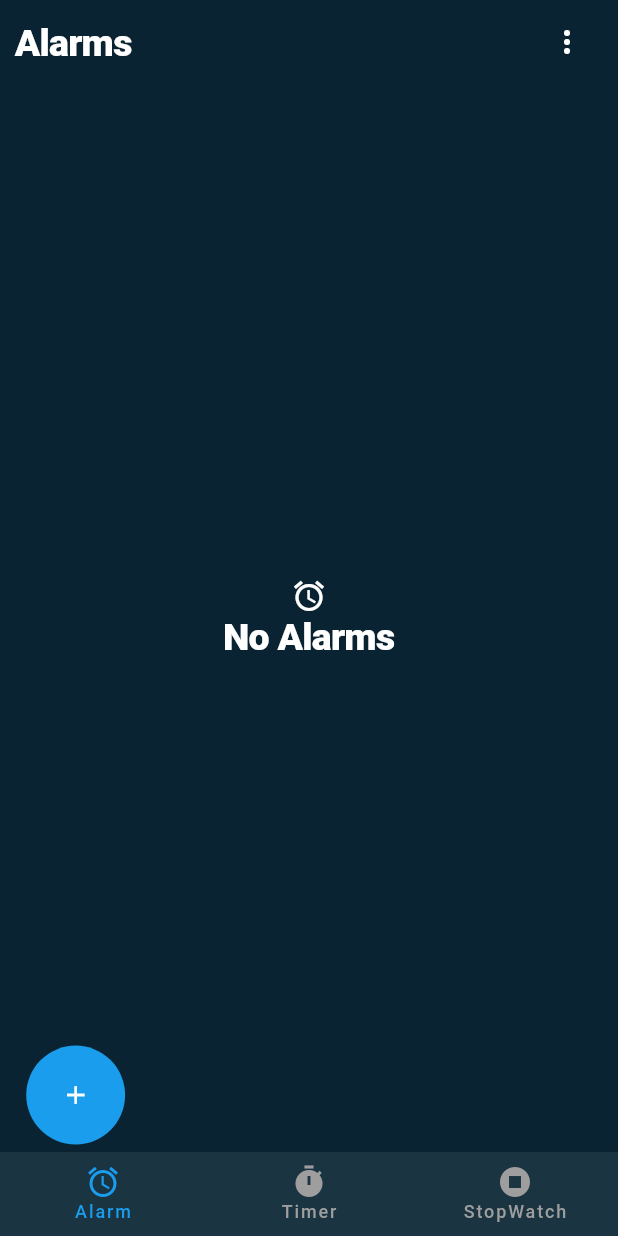
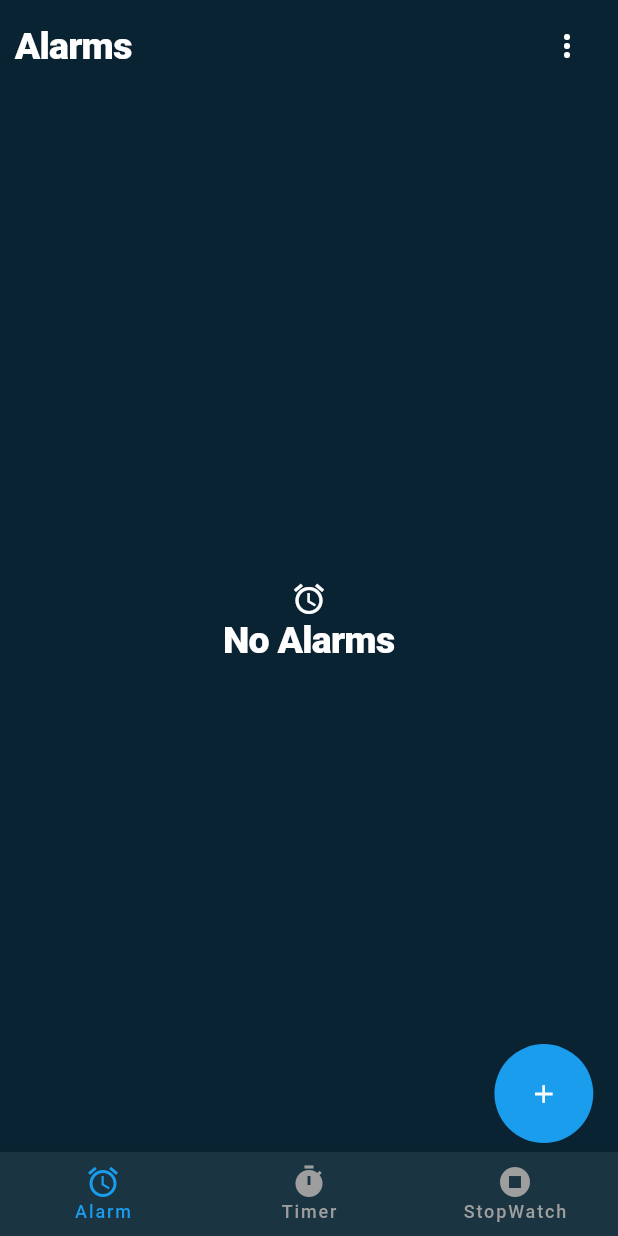
Before and after one commit to WagdiSaif/flutter_alarm_app, a Flutter app: the screen it shows after launch, on a phone screen of 412 x 824 dp. Run offline on Flutter 3.47's test engine with Material 3 defaults, Android fonts, the phone set to English and light mode, and no system bars; our stand-ins replace drift, drift_flutter, file_picker, flutter_riverpod, flutter_timezone, fluttertoast and 5 more; missing offline and left inert: alarm, audio_session; accounts and stored records are empty; generated files the repository leaves out were written again.

Commit message:
flutter alarm App

```diff
--- a/lib/core/utils/functions.dart
+++ b/lib/core/utils/functions.dart
@@ -6,6 +6,6 @@ AlarmDays getAlarmDay(int weekday) {
   return AlarmDays.values[weekday - 1];
 }
 
-String formateDateMD(TZDateTime time) {
+String formatDateMD(TZDateTime time) {
   return DateFormat.MMMd().format(time);
 }
--- a/lib/ui/add_alarm_screen.dart
+++ b/lib/ui/add_alarm_screen.dart
@@ -18,6 +18,7 @@ import 'package:alarmapp/services/alarm_scheduler.dart';
 import 'package:alarmapp/services/alarm_service.dart';
 
 import 'package:alarmapp/ui/widgets/alarm_bottom_sheet.dart';
+
 import 'package:flutter/material.dart';
 
 import 'package:flutter_riverpod/flutter_riverpod.dart';
@@ -76,13 +77,14 @@ class _AddAlarmScreen extends ConsumerState<AddAlarmScreen> {
   }
 
   @override
+  @override
   Widget build(BuildContext context) {
     return SafeArea(
       child: Column(
         children: [
           Container(
-            padding: EdgeInsets.symmetric(horizontal: 10),
-            height: kToolbarHeight,
+            padding: EdgeInsets.symmetric(horizontal: 10, vertical: 1),
+            height: kToolbarHeight + 5,
             width: double.infinity,
             child: Row(
               mainAxisAlignment: MainAxisAlignment.spaceBetween,
@@ -100,48 +102,60 @@ class _AddAlarmScreen extends ConsumerState<AddAlarmScreen> {
             ),
           ),
           Expanded(
-            child: Padding(
-              padding: const EdgeInsets.all(1.0),
-              child: Column(
-                crossAxisAlignment: CrossAxisAlignment.start,
-                children: [
-                  Expanded(
-                    child: SizedBox(
-                      width: double.infinity,
             child: Stack(
               children: [
                 Consumer(
                   builder: (context, ref, _) {
                     final alarmsData = ref.watch(alarmProvider);
+
                     return alarmsData.when(
                       data: (alarms) {
                         if (alarms.isEmpty) {
                           return _buildEmptyState();
                         }
                         return SingleChildScrollView(
-                                    padding: EdgeInsets.only(bottom: 16.sw),
+                          padding: EdgeInsets.only(bottom: 19.sw),
                           child: Column(
-                                      children: alarms
-                                          .map(
-                                            (alarm) => Dismissible(
-                                              confirmDismiss:
-                                                  (direction) async {
-                                                    //  await  direction.
+                            children: alarms.map((alarm) {
+                              return Padding(
+                                padding: const EdgeInsets.all(9.0),
+                                child: Dismissible(
+                                  background: Container(
+                                    height: 15.sh,
 
-                                                    return true;
+                                    width: 70.sw,
+                                    margin: EdgeInsets.symmetric(horizontal: 5),
+                                    decoration: BoxDecoration(
+                                      color: AppColors.primaryBlue,
+                                      borderRadius: BorderRadius.circular(10),
+                                    ),
+                                    child: Row(
+                                      mainAxisAlignment:
+                                          MainAxisAlignment.spaceBetween,
+                                      children: [
+                                        Icon(Icons.delete, size: 20),
+                                        Icon(Icons.delete, size: 20),
+                                      ],
+                                    ),
+                                  ),
+
+
+                                  onDismissed: (direction) async {
+                                    final isDeleted = await ref
+                                        .read<AlarmController>(
+                                          alarmControllerProvider,
+                                        )
+                                        .deleteAlarm(alarm);
+                                    if (isDeleted) {
+                                      ToastMessage.showToastMessage(
+                                        'Alarm deleted',
+                                      );
+                                    }
                                   },
-                                              onDismissed: (direction) {},
-                                              key: GlobalKey(
-                                                debugLabel: alarm.alarmId
-                                                    .toString(),
-                                              ),
-                                              child: Padding(
-                                                padding: const EdgeInsets.all(
-                                                  9.0,
-                                                ),
+                                  key: ValueKey(alarm.alarmId.toString()),
                                   child: Container(
                                     constraints: BoxConstraints(
-                                                    maxHeight: 17.sh,
+                                      maxHeight: 18.sh,
                                       minHeight: 15.sh,
                                     ),
 
@@ -152,10 +166,7 @@ class _AddAlarmScreen extends ConsumerState<AddAlarmScreen> {
                                           ? AppColors.containerBg
                                           : AppColors.surfaceDark,
 
-                                                    borderRadius:
-                                                        BorderRadius.circular(
-                                                          12,
-                                                        ),
+                                      borderRadius: BorderRadius.circular(12),
                                     ),
 
                                     child: InkWell(
@@ -163,8 +174,7 @@ class _AddAlarmScreen extends ConsumerState<AddAlarmScreen> {
                                         showModalBottomSheet(
                                           useSafeArea: false,
                                           showDragHandle: true,
-                                                        isScrollControlled:
-                                                            true,
+                                          isScrollControlled: true,
                                           context: context,
                                           builder: (context) {
                                             return AlarmBottomSheet(
@@ -175,24 +185,19 @@ class _AddAlarmScreen extends ConsumerState<AddAlarmScreen> {
                                       },
                                       child: Column(
                                         crossAxisAlignment:
-                                                          CrossAxisAlignment
-                                                              .start,
+                                            CrossAxisAlignment.start,
                                         children: [
                                           Text(
-                                                          _checkNextTriggerDay(
-                                                            alarm,
-                                                          ),
-                                                          style:
-                                                              Theme.of(context)
-                                                                  .textTheme
-                                                                  .titleLarge,
+                                            _checkNextTriggerDay(alarm),
+                                            style: Theme.of(
+                                              context,
+                                            ).textTheme.titleLarge,
                                           ),
 
                                           Text(
                                             //Alarm Name------------=
                                             maxLines: 2,
-                                                          overflow: TextOverflow
-                                                              .ellipsis,
+                                            overflow: TextOverflow.ellipsis,
                                             alarm.name.isEmpty
                                                 ? 'Alarm'
                                                 : alarm.name,
@@ -204,13 +209,11 @@ class _AddAlarmScreen extends ConsumerState<AddAlarmScreen> {
                                                   MainAxisAlignment
                                                       .spaceBetween,
                                               crossAxisAlignment:
-                                                                CrossAxisAlignment
-                                                                    .end,
+                                                  CrossAxisAlignment.end,
                                               children: [
                                                 Row(
                                                   textBaseline:
-                                                                    TextBaseline
-                                                                        .alphabetic,
+                                                      TextBaseline.alphabetic,
                                                   crossAxisAlignment:
                                                       CrossAxisAlignment
                                                           .baseline,
@@ -218,8 +221,7 @@ class _AddAlarmScreen extends ConsumerState<AddAlarmScreen> {
                                                   children: [
                                                     Text(
                                                       TimeManager.formatTimeShow(
-                                                                      alarm
-                                                                          .firedTime,
+                                                        alarm.firedTime,
                                                         context,
                                                       ),
                                                       style: Theme.of(
@@ -229,8 +231,7 @@ class _AddAlarmScreen extends ConsumerState<AddAlarmScreen> {
                                                     Padding(
                                                       padding:
                                                           const EdgeInsets.only(
-                                                                          left:
-                                                                              0,
+                                                            left: 0,
                                                           ),
                                                       child: Text(
                                                         alarm
@@ -243,18 +244,13 @@ class _AddAlarmScreen extends ConsumerState<AddAlarmScreen> {
                                                   ],
                                                 ),
                                                 Switch(
-                                                                value: alarm
-                                                                    .isEnabled,
+                                                  value: alarm.isEnabled,
                                                   onChanged: (_) async {
                                                     await ref
-                                                                      .read<
-                                                                        AlarmController
-                                                                      >(
+                                                        .read<AlarmController>(
                                                           alarmControllerProvider,
                                                         )
-                                                                      .toggleAlarm(
-                                                                        alarm,
-                                                                      );
+                                                        .toggleAlarm(alarm);
                                                   },
                                                 ),
                                               ],
@@ -265,9 +261,8 @@ class _AddAlarmScreen extends ConsumerState<AddAlarmScreen> {
                                     ),
                                   ),
                                 ),
-                                            ),
-                                          )
-                                          .toList(),
+                              );
+                            }).toList(),
                           ),
                         );
                       },
@@ -279,7 +274,7 @@ class _AddAlarmScreen extends ConsumerState<AddAlarmScreen> {
 
                 Positioned(
                   bottom: 1,
-                            left: 4.sw,
+                  right: 4.sw,
                   // right: 0,
                   child: Container(
                     decoration: const BoxDecoration(
@@ -287,7 +282,7 @@ class _AddAlarmScreen extends ConsumerState<AddAlarmScreen> {
                       shape: BoxShape.circle,
                     ),
                     // alignment: Alignment.bottomCenter,
-                              margin: const EdgeInsets.only(bottom: 3),
+                    margin: const EdgeInsets.only(bottom: 5),
                     height: 16.sw,
                     width: 16.sw,
 
@@ -302,11 +297,6 @@ class _AddAlarmScreen extends ConsumerState<AddAlarmScreen> {
                   ),
                 ),
               ],
-                      ),
-                    ),
-                  ),
-                ],
-              ),
             ),
           ),
         ],
@@ -325,12 +315,11 @@ class _AddAlarmScreen extends ConsumerState<AddAlarmScreen> {
       ),
     );
   }
-  //DateTime.now();
 
   String _checkNextTriggerDay(AlarmModel alarm) {
     if (alarm.isEnabled && alarm.alarmDaysModel.isEmpty) {
       if (TimeManager.isAfterDaysFromToday(alarm.nextTrigger, day: 1)) {
-        return formateDateMD(alarm.nextTrigger).toString();
+        return formatDateMD(alarm.nextTrigger).toString();
       }
       if (TimeManager.isAfterDaysFromToday(alarm.nextTrigger, day: 0)) {
         return 'Tomorrow';
--- a/lib/ui/widgets/alarm_bottom_sheet.dart
+++ b/lib/ui/widgets/alarm_bottom_sheet.dart
@@ -224,7 +224,7 @@ class _AlarmBottomSheet extends ConsumerState<AlarmBottomSheet> {
                                                     )
                                                   : Text(
                                                       customAlarmDate != null
-                                                          ? formateDateMD(
+                                                          ? formatDateMD(
                                                               alarm.nextTrigger,
                                                             )
                                                           : alarm
--- a/lib/ui/widgets/toast_message.dart
+++ b/lib/ui/widgets/toast_message.dart
@@ -4,11 +4,7 @@ import 'package:fluttertoast/fluttertoast.dart';
 import 'package:timezone/timezone.dart' as tz;
 
 class ToastMessage {
-  static Future<void> showToastNextTriggerTime(
-    tz.TZDateTime nextTrigger,
-  ) async {
-    //
-
+  static void showToastNextTriggerTime(tz.TZDateTime nextTrigger) {
     final nowDateTime = tz.TZDateTime.now(tz.local);
     final nextFireInminutes = nextTrigger.difference(nowDateTime).inMinutes;
     final hours = nextFireInminutes ~/ 60;
@@ -21,6 +17,10 @@ class ToastMessage {
         : 'less than 1 Mnutes';
 
     final message = 'Alarm Set for $nextFireAt  from now';
+    showToastMessage(message);
+  }
+
+  static void showToastMessage(String message) {
     Fluttertoast.showToast(
       msg: message,
       toastLength: Toast.LENGTH_LONG,
```
Lines whose indentation alone changed are shown as unchanged.
